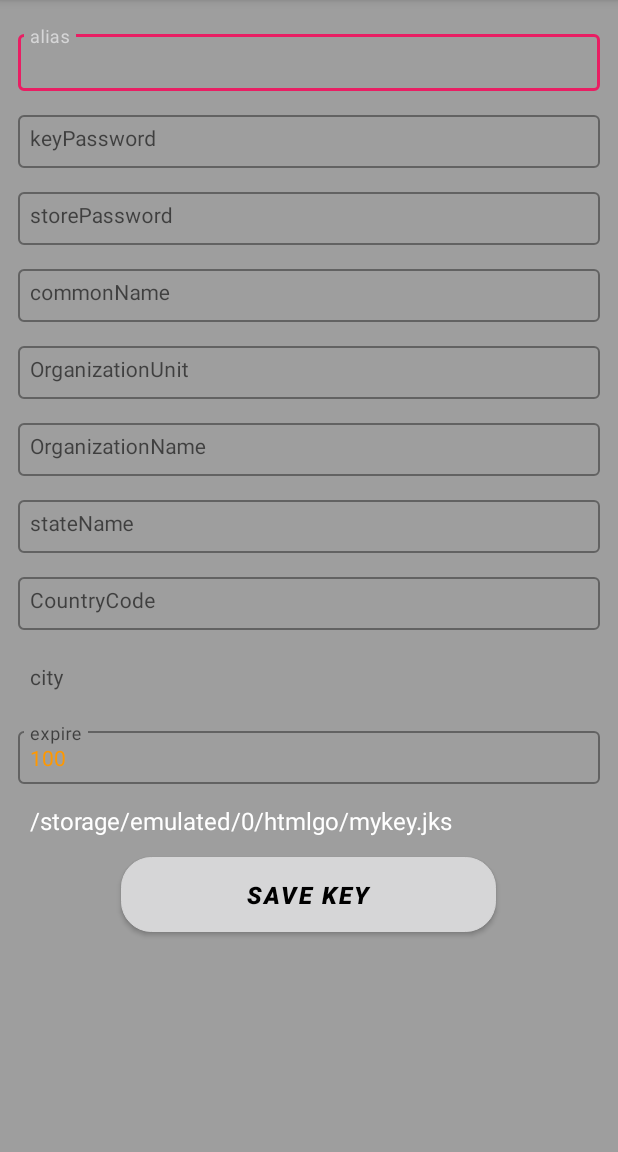
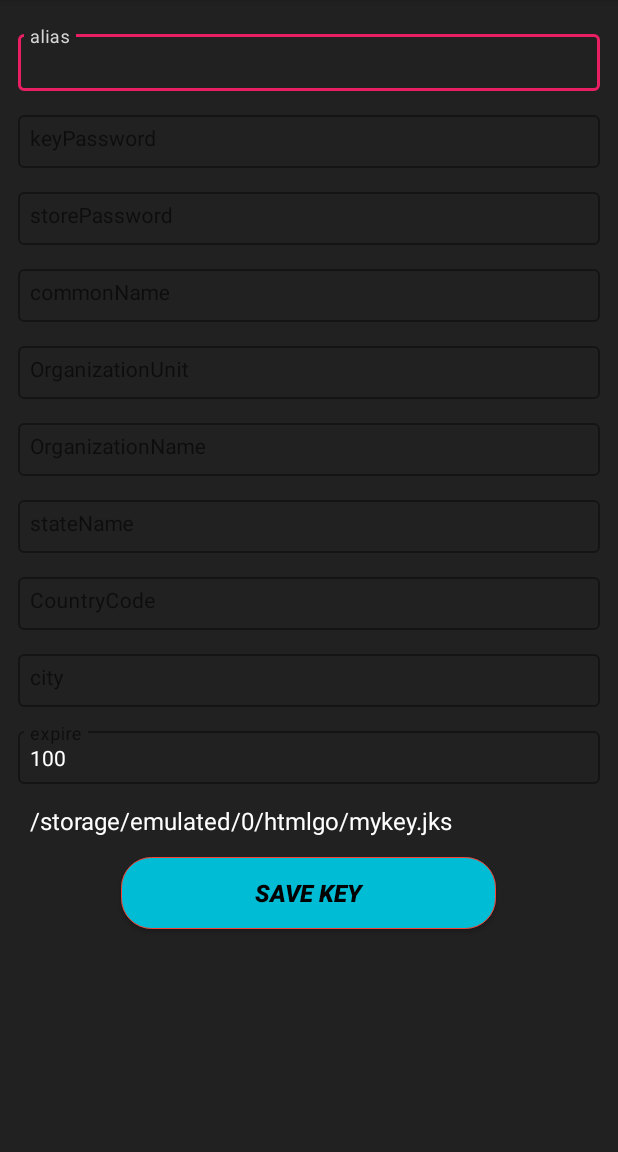
Before and after one commit to Ninjacoderhsi/Codegopro, an Android app: the KeystoneActivity screen opened directly, with no data from a screen before it, on a phone screen of 412 x 824 dp, the part 84-1236 px from its top. Run offline under Robolectric (Android 15) with nearby library versions, the phone set to English and light mode, and no system bars; our stand-ins replace RxJava; libraries missing offline, so code that uses them is left out: arabware.libs.getThumbnail, com.android.tools, com.evgenii.jsevaluator, com.example.myapp, com.github.angads25.filepicker and 5 more.

Commit message:
Add files via upload

```diff
--- a/app/src/main/res/layout/codeeditor.xml
+++ b/app/src/main/res/layout/codeeditor.xml
@@ -124,7 +124,7 @@
 		android:layout_marginLeft="16dp"
 		android:layout_marginTop="16dp"
 		android:layout_marginRight="16dp"
-		android:layout_marginBottom="60dp"
+		android:layout_marginBottom="65dp"
 		android:layout_gravity="right|bottom"
 		app:srcCompat="@drawable/cutting_6" />
 </androidx.coordinatorlayout.widget.CoordinatorLayout>
--- a/app/src/main/res/layout/keystone.xml
+++ b/app/src/main/res/layout/keystone.xml
@@ -27,7 +27,7 @@
 			android:layout_width="match_parent"
 			android:layout_height="match_parent"
 			android:padding="12dp"
-			android:background="#9E9E9E"
+			android:background="#212121"
 			android:gravity="center_horizontal"
 			android:orientation="vertical"
 			android:layout_weight="1">
@@ -45,9 +45,10 @@
 					android:padding="8dp"
 					android:gravity="left|top"
 					android:textSize="16sp"
-					android:textColor="#FF9800"
+					android:textColor="#FFFFFF"
 					android:hint="alias"
-					android:textColorHint="#FFFFFF" />
+					android:textColorHint="#FFFFFF"
+					android:imeOptions="actionNext" />
 			</com.google.android.material.textfield.TextInputLayout>
 			<com.google.android.material.textfield.TextInputLayout
 				android:id="@+id/textinputlayout2"
@@ -63,9 +64,11 @@
 					android:padding="8dp"
 					android:gravity="left|top"
 					android:textSize="14sp"
-					android:textColor="#FF9800"
+					android:textColor="#FFFFFF"
 					android:hint="keyPassword"
-					android:textColorHint="#FFFFFF" />
+					android:textColorHint="#FFFFFF"
+					android:inputType="textPassword"
+					android:imeOptions="actionNext" />
 			</com.google.android.material.textfield.TextInputLayout>
 			<com.google.android.material.textfield.TextInputLayout
 				android:id="@+id/textinputlayout3"
@@ -81,9 +84,11 @@
 					android:padding="8dp"
 					android:gravity="left|top"
 					android:textSize="14sp"
-					android:textColor="#FF9800"
+					android:textColor="#FFFFFF"
 					android:hint="storePassword"
-					android:textColorHint="#FFFFFF" />
+					android:textColorHint="#FFFFFF"
+					android:inputType="textPassword"
+					android:imeOptions="actionNext" />
 			</com.google.android.material.textfield.TextInputLayout>
 			<com.google.android.material.textfield.TextInputLayout
 				android:id="@+id/textinputlayout4"
@@ -99,9 +104,10 @@
 					android:padding="8dp"
 					android:gravity="left|top"
 					android:textSize="14sp"
-					android:textColor="#FF9800"
+					android:textColor="#FFFFFF"
 					android:hint="commonName"
-					android:textColorHint="#FFFFFF" />
+					android:textColorHint="#FFFFFF"
+					android:imeOptions="actionNext" />
 			</com.google.android.material.textfield.TextInputLayout>
 			<com.google.android.material.textfield.TextInputLayout
 				android:id="@+id/textinputlayout5"
@@ -117,9 +123,10 @@
 					android:padding="8dp"
 					android:gravity="left|top"
 					android:textSize="14sp"
-					android:textColor="#FF9800"
+					android:textColor="#FFFFFF"
 					android:hint="OrganizationUnit"
-					android:textColorHint="#FFFFFF" />
+					android:textColorHint="#FFFFFF"
+					android:imeOptions="actionNext" />
 			</com.google.android.material.textfield.TextInputLayout>
 			<com.google.android.material.textfield.TextInputLayout
 				android:id="@+id/textinputlayout6"
@@ -135,9 +142,10 @@
 					android:padding="8dp"
 					android:gravity="left|top"
 					android:textSize="14sp"
-					android:textColor="#FF9800"
+					android:textColor="#FFFFFF"
 					android:hint="OrganizationName"
-					android:textColorHint="#FFFFFF" />
+					android:textColorHint="#FFFFFF"
+					android:imeOptions="actionNext" />
 			</com.google.android.material.textfield.TextInputLayout>
 			<com.google.android.material.textfield.TextInputLayout
 				android:id="@+id/textinputlayout7"
@@ -153,9 +161,10 @@
 					android:padding="8dp"
 					android:gravity="left|top"
 					android:textSize="14sp"
-					android:textColor="#FF9800"
+					android:textColor="#FFFFFF"
 					android:hint="stateName"
-					android:textColorHint="#FFFFFF" />
+					android:textColorHint="#FFFFFF"
+					android:imeOptions="actionNext" />
 			</com.google.android.material.textfield.TextInputLayout>
 			<com.google.android.material.textfield.TextInputLayout
 				android:id="@+id/textinputlayout8"
@@ -171,9 +180,10 @@
 					android:padding="8dp"
 					android:gravity="left|top"
 					android:textSize="14sp"
-					android:textColor="#FF9800"
+					android:textColor="#FFFFFF"
 					android:hint="CountryCode"
-					android:textColorHint="#FFFFFF" />
+					android:textColorHint="#FFFFFF"
+					android:imeOptions="actionNext" />
 			</com.google.android.material.textfield.TextInputLayout>
 			<com.google.android.material.textfield.TextInputLayout
 				android:id="@+id/textinputlayout9"
@@ -187,12 +197,12 @@
 					android:layout_width="match_parent"
 					android:layout_height="match_parent"
 					android:padding="8dp"
-					android:background="@android:color/transparent"
 					android:gravity="left|top"
 					android:textSize="14sp"
-					android:textColor="#FF9800"
+					android:textColor="#FFFFFF"
 					android:hint="city"
-					android:textColorHint="#FFFFFF" />
+					android:textColorHint="#FFFFFF"
+					android:imeOptions="actionNext" />
 			</com.google.android.material.textfield.TextInputLayout>
 			<com.google.android.material.textfield.TextInputLayout
 				android:id="@+id/textinputlayout10"
@@ -209,10 +219,11 @@
 					android:gravity="left|top"
 					android:text="100"
 					android:textSize="14sp"
-					android:textColor="#FF9800"
+					android:textColor="#FFFFFF"
 					android:hint="expire"
 					android:textColorHint="#FFFFFF"
-					android:inputType="phone" />
+					android:inputType="phone"
+					android:imeOptions="actionNext" />
 			</com.google.android.material.textfield.TextInputLayout>
 			<EditText
 				android:id="@+id/edittext11"
@@ -225,7 +236,7 @@
 				android:textColor="#FFFFFF"
 				android:hint="name+path"
 				android:textColorHint="#FFFFFF" />
-			<com.google.android.material.button.MaterialButton
+			<Button
 				android:id="@+id/mtn"
 				android:layout_width="250dp"
 				android:layout_height="wrap_content"
@@ -236,10 +247,7 @@
 				android:text="Save key"
 				android:textSize="16sp"
 				android:textStyle="bold|italic"
-				android:textColor="#000000"
-				android:textAppearance="@style/TextAppearance.MaterialComponents.Button"
-				app:cornerRadius="8dp"
-				style="@style/Widget.MaterialComponents.Button" />
+				android:textColor="#000000" />
 		</LinearLayout>
 	</LinearLayout>
 </androidx.coordinatorlayout.widget.CoordinatorLayout>
```
Also changed, not shown: app/src/main/res/layout/_drawer_codegomain.xml (+57 -31 lines), app/src/main/res/layout/settings.xml (+28 -32 lines).
